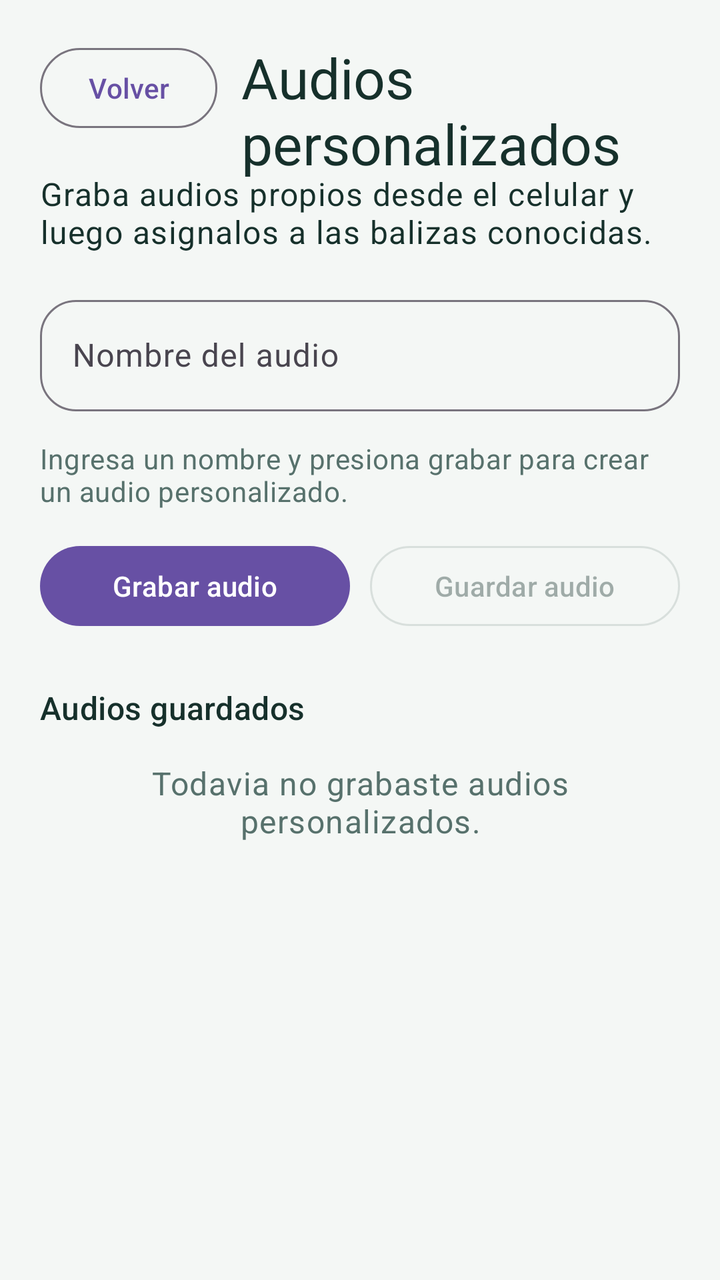
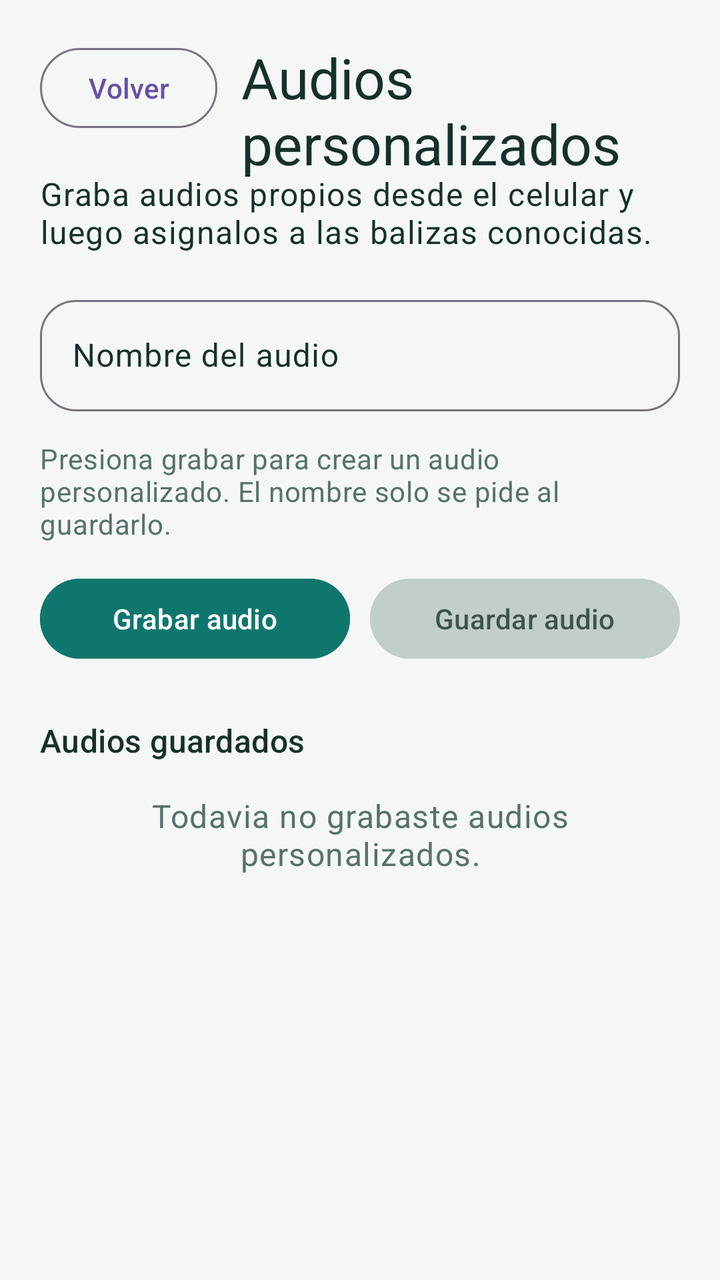

Two renders of the same Android screen: before a commit and after it. Below are the layout's source before the change and the commit's diff.
<!-- AndroidManifest.xml: application theme Theme.BleBeaconFinder -->
<!-- res/layout/activity_custom_audio.xml -->
<?xml version="1.0" encoding="utf-8"?>
<androidx.constraintlayout.widget.ConstraintLayout xmlns:android="http://schemas.android.com/apk/res/android"
    xmlns:app="http://schemas.android.com/apk/res-auto"
    android:layout_width="match_parent"
    android:layout_height="match_parent"
    android:background="@color/background_color"
    android:padding="20dp">

    <com.google.android.material.button.MaterialButton
        android:id="@+id/backCustomAudioButton"
        style="@style/Widget.Material3.Button.OutlinedButton"
        android:layout_width="wrap_content"
        android:layout_height="wrap_content"
        android:text="@string/back"
        android:textAllCaps="false"
        app:layout_constraintStart_toStartOf="parent"
        app:layout_constraintTop_toTopOf="parent" />

    <TextView
        android:id="@+id/customAudioTitle"
        android:layout_width="0dp"
        android:layout_height="wrap_content"
        android:layout_marginStart="12dp"
        android:text="@string/custom_audios_title"
        android:textAppearance="@style/TextAppearance.Material3.HeadlineMedium"
        android:textColor="@color/text_color"
        app:layout_constraintEnd_toEndOf="parent"
        app:layout_constraintStart_toEndOf="@id/backCustomAudioButton"
        app:layout_constraintTop_toTopOf="parent" />

    <TextView
        android:id="@+id/customAudioSubtitle"
        android:layout_width="0dp"
        android:layout_height="wrap_content"
        android:layout_marginTop="18dp"
        android:text="@string/custom_audios_subtitle"
        android:textAppearance="@style/TextAppearance.Material3.BodyLarge"
        android:textColor="@color/text_color"
        app:layout_constraintEnd_toEndOf="parent"
        app:layout_constraintStart_toStartOf="parent"
        app:layout_constraintTop_toBottomOf="@id/backCustomAudioButton" />

    <com.google.android.material.textfield.TextInputLayout
        android:id="@+id/customAudioNameLayout"
        android:layout_width="0dp"
        android:layout_height="wrap_content"
        android:layout_marginTop="18dp"
        android:hint="@string/custom_audio_name_hint"
        app:boxBackgroundMode="outline"
        app:boxCornerRadiusBottomEnd="18dp"
        app:boxCornerRadiusBottomStart="18dp"
        app:boxCornerRadiusTopEnd="18dp"
        app:boxCornerRadiusTopStart="18dp"
        app:layout_constraintEnd_toEndOf="parent"
        app:layout_constraintStart_toStartOf="parent"
        app:layout_constraintTop_toBottomOf="@id/customAudioSubtitle">

        <com.google.android.material.textfield.TextInputEditText
            android:id="@+id/customAudioNameInput"
            android:layout_width="match_parent"
            android:layout_height="wrap_content"
            android:maxLines="1" />
    </com.google.android.material.textfield.TextInputLayout>

    <TextView
        android:id="@+id/customAudioStatusText"
        android:layout_width="0dp"
        android:layout_height="wrap_content"
        android:layout_marginTop="14dp"
        android:text="@string/custom_audio_status_idle"
        android:textAppearance="@style/TextAppearance.Material3.BodyMedium"
        android:textColor="@color/secondary_text_color"
        app:layout_constraintEnd_toEndOf="parent"
        app:layout_constraintStart_toStartOf="parent"
        app:layout_constraintTop_toBottomOf="@id/customAudioNameLayout" />

    <com.google.android.material.button.MaterialButton
        android:id="@+id/recordCustomAudioButton"
        style="@style/Widget.Material3.Button"
        android:layout_width="0dp"
        android:layout_height="wrap_content"
        android:layout_marginTop="14dp"
        android:text="@string/start_recording"
        android:textAllCaps="false"
        app:layout_constraintEnd_toStartOf="@id/saveCustomAudioButton"
        app:layout_constraintHorizontal_chainStyle="spread_inside"
        app:layout_constraintStart_toStartOf="parent"
        app:layout_constraintTop_toBottomOf="@id/customAudioStatusText" />

    <com.google.android.material.button.MaterialButton
        android:id="@+id/saveCustomAudioButton"
        style="@style/Widget.Material3.Button.OutlinedButton"
        android:layout_width="0dp"
        android:layout_height="wrap_content"
        android:layout_marginStart="10dp"
        android:enabled="false"
        android:text="@string/save_audio"
        android:textAllCaps="false"
        app:layout_constraintBaseline_toBaselineOf="@id/recordCustomAudioButton"
        app:layout_constraintEnd_toEndOf="parent"
        app:layout_constraintStart_toEndOf="@id/recordCustomAudioButton" />

    <TextView
        android:id="@+id/customAudioListTitle"
        android:layout_width="0dp"
        android:layout_height="wrap_content"
        android:layout_marginTop="26dp"
        android:text="@string/custom_audios_saved_title"
        android:textAppearance="@style/TextAppearance.Material3.TitleMedium"
        android:textColor="@color/text_color"
        app:layout_constraintEnd_toEndOf="parent"
        app:layout_constraintStart_toStartOf="parent"
        app:layout_constraintTop_toBottomOf="@id/recordCustomAudioButton" />

    <TextView
        android:id="@+id/emptyCustomAudioText"
        android:layout_width="0dp"
        android:layout_height="wrap_content"
        android:layout_marginTop="16dp"
        android:gravity="center"
        android:text="@string/custom_audios_empty"
        android:textAppearance="@style/TextAppearance.Material3.BodyLarge"
        android:textColor="@color/secondary_text_color"
        app:layout_constraintEnd_toEndOf="parent"
        app:layout_constraintStart_toStartOf="parent"
        app:layout_constraintTop_toBottomOf="@id/customAudioListTitle" />

    <ListView
        android:id="@+id/customAudioListView"
        android:layout_width="0dp"
        android:layout_height="0dp"
        android:layout_marginTop="14dp"
        android:divider="@android:color/transparent"
        android:dividerHeight="10dp"
        app:layout_constraintBottom_toBottomOf="parent"
        app:layout_constraintEnd_toEndOf="parent"
        app:layout_constraintStart_toStartOf="parent"
        app:layout_constraintTop_toBottomOf="@id/customAudioListTitle" />

</androidx.constraintlayout.widget.ConstraintLayout>
<!-- resources referenced by this layout -->
<resources>
  <color name="background_color">#F4F7F5</color>
  <color name="secondary_text_color">#57716C</color>
  <color name="text_color">#16302B</color>
  <string name="back">Volver</string>
  <string name="custom_audio_name_hint">Nombre del audio</string>
  <string name="custom_audio_status_idle">Ingresa un nombre y presiona grabar para crear un audio personalizado.</string>
  <string name="custom_audios_empty">Todavia no grabaste audios personalizados.</string>
  <string name="custom_audios_saved_title">Audios guardados</string>
  <string name="custom_audios_subtitle">Graba audios propios desde el celular y luego asignalos a las balizas conocidas.</string>
  <string name="custom_audios_title">Audios personalizados</string>
  <string name="save_audio">Guardar audio</string>
  <string name="start_recording">Grabar audio</string>
  <style name="Theme.BleBeaconFinder" parent="Theme.Material3.DayNight.NoActionBar">
          <item name="android:statusBarColor" tools:targetApi="l">@android:color/transparent</item>
          <item name="android:navigationBarColor">@color/background_color</item>
          <item name="android:windowBackground">@color/background_color</item>
          <item name="colorOnSurface">@color/text_color</item>
      </style>
</resources>

<!-- the commit's change to res/layout/activity_custom_audio.xml (unified diff, before → after) -->
@@ -46,11 +46,13 @@
         android:layout_height="wrap_content"
         android:layout_marginTop="18dp"
         android:hint="@string/custom_audio_name_hint"
+        android:textColorHint="@color/text_color"
         app:boxBackgroundMode="outline"
         app:boxCornerRadiusBottomEnd="18dp"
         app:boxCornerRadiusBottomStart="18dp"
         app:boxCornerRadiusTopEnd="18dp"
         app:boxCornerRadiusTopStart="18dp"
+        app:hintTextColor="@color/text_color"
         app:layout_constraintEnd_toEndOf="parent"
         app:layout_constraintStart_toStartOf="parent"
         app:layout_constraintTop_toBottomOf="@id/customAudioSubtitle">
@@ -59,7 +61,9 @@
             android:id="@+id/customAudioNameInput"
             android:layout_width="match_parent"
             android:layout_height="wrap_content"
-            android:maxLines="1" />
+            android:maxLines="1"
+            android:textColor="@color/text_color"
+            android:textColorHint="@color/text_color" />
     </com.google.android.material.textfield.TextInputLayout>
 
     <TextView
@@ -80,8 +84,10 @@
         android:layout_width="0dp"
         android:layout_height="wrap_content"
         android:layout_marginTop="14dp"
+        android:backgroundTint="@color/button_color"
         android:text="@string/start_recording"
         android:textAllCaps="false"
+        android:textColor="@color/surface_color"
         app:layout_constraintEnd_toStartOf="@id/saveCustomAudioButton"
         app:layout_constraintHorizontal_chainStyle="spread_inside"
         app:layout_constraintStart_toStartOf="parent"
@@ -89,13 +95,16 @@
 
     <com.google.android.material.button.MaterialButton
         android:id="@+id/saveCustomAudioButton"
-        style="@style/Widget.Material3.Button.OutlinedButton"
+        style="@style/Widget.Material3.Button"
         android:layout_width="0dp"
         android:layout_height="wrap_content"
         android:layout_marginStart="10dp"
+        android:alpha="0.82"
+        android:backgroundTint="@color/save_audio_button_tint"
         android:enabled="false"
         android:text="@string/save_audio"
         android:textAllCaps="false"
+        android:textColor="@color/save_audio_button_text"
         app:layout_constraintBaseline_toBaselineOf="@id/recordCustomAudioButton"
         app:layout_constraintEnd_toEndOf="parent"
         app:layout_constraintStart_toEndOf="@id/recordCustomAudioButton" />
<!-- resource entries referenced after the edit -->
@@ -1,11 +1,13 @@
 <!-- resources referenced by this layout -->
 <resources>
   <color name="background_color">#F4F7F5</color>
+  <color name="button_color">#0F766E</color>
   <color name="secondary_text_color">#57716C</color>
+  <color name="surface_color">#FFFFFF</color>
   <color name="text_color">#16302B</color>
   <string name="back">Volver</string>
   <string name="custom_audio_name_hint">Nombre del audio</string>
-  <string name="custom_audio_status_idle">Ingresa un nombre y presiona grabar para crear un audio personalizado.</string>
+  <string name="custom_audio_status_idle">Presiona grabar para crear un audio personalizado. El nombre solo se pide al guardarlo.</string>
   <string name="custom_audios_empty">Todavia no grabaste audios personalizados.</string>
   <string name="custom_audios_saved_title">Audios guardados</string>
   <string name="custom_audios_subtitle">Graba audios propios desde el celular y luego asignalos a las balizas conocidas.</string>
